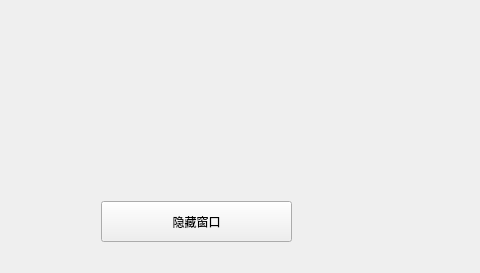
Above: Client/mainwindow.ui from dushibaiyu/QSocket5Tunnel before the change. Below: the same form after it.
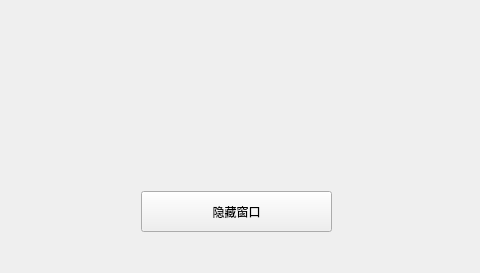
That is the form after the change. The open tabs and pages were chosen to show the change. Icons and pictures are not drawn.

Patch:
```diff
--- a/Client/mainwindow.ui
+++ b/Client/mainwindow.ui
@@ -225,8 +225,8 @@
        <widget class="QPushButton" name="butHidde">
         <property name="geometry">
          <rect>
-          <x>90</x>
-          <y>190</y>
+          <x>130</x>
+          <y>180</y>
           <width>191</width>
           <height>41</height>
          </rect>
```
Left out of the diff: 9 changed lines with no effect on the pictures.
